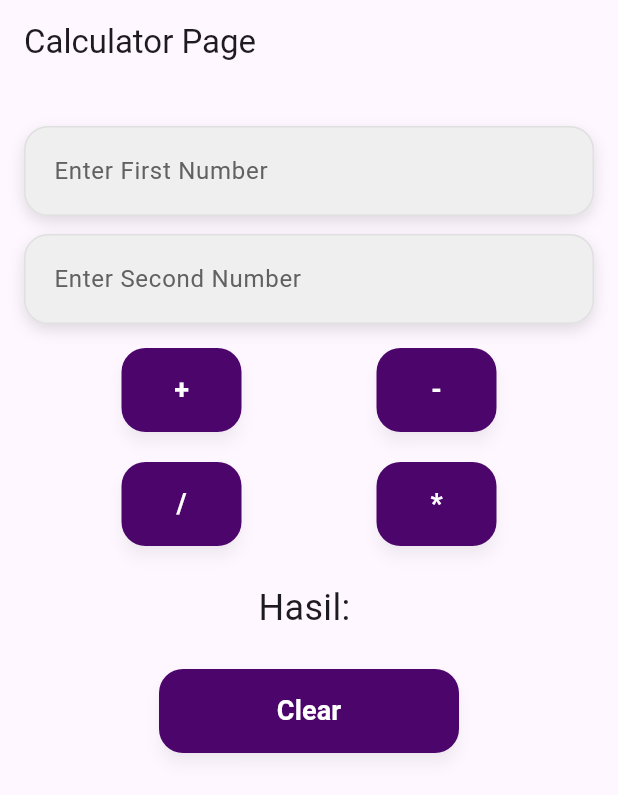
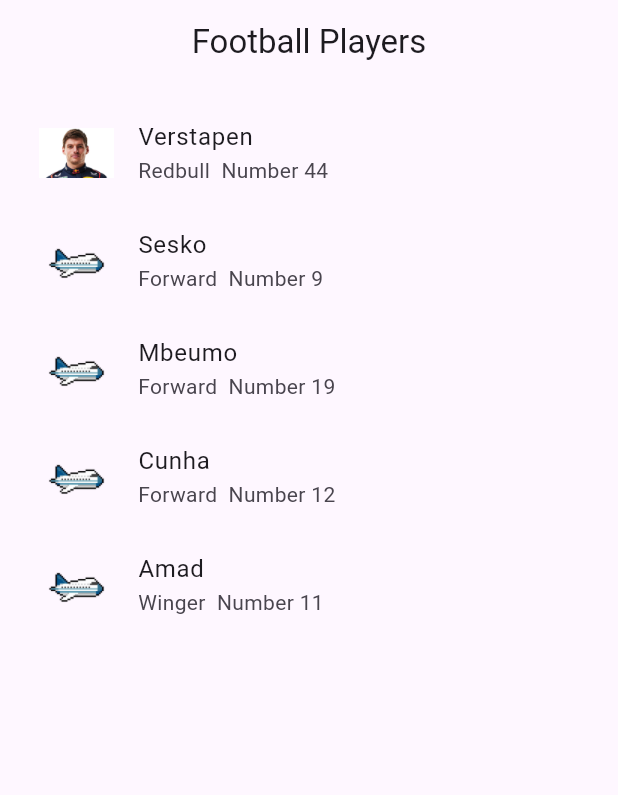
Before and after one commit to robotganteng09/ulangan_pak_aji, a Flutter app: the screen it shows after launch, on a phone screen of 412 x 824 dp. Shown: the top 795 px of the screen. Run offline on Flutter 3.47's test engine with Material 3 defaults, Android fonts, the phone set to English and light mode, and no system bars; our stand-ins replace get.

Commit message:
Descriptive commit message

```diff
--- /dev/null
+++ b/latihan1/lib/controllers/football_player_controller.dart
@@ -0,0 +1,49 @@
+import 'package:get/get.dart';
+import 'package:latihan1/widgets/arrayobj.dart';
+
+class FootballPlayerController extends GetxController {
+  var players = <Player>[
+    Player(
+      name: "Verstapen",
+      position: "Redbull",
+      number: 44,
+      imageAsset: "assets/images/verstapen.jpg",
+    ),
+    Player(
+      name: "Sesko",
+      position: "Forward",
+      number: 9,
+      imageAsset: "assets/images/plane.png",
+    ),
+    Player(
+      name: "Mbeumo",
+      position: "Forward",
+      number: 19,
+      imageAsset: "assets/images/plane.png",
+    ),
+    Player(
+      name: "Cunha",
+      position: "Forward",
+      number: 12,
+      imageAsset: "assets/images/plane.png",
+    ),
+    Player(
+      name: "Amad",
+      position: "Winger",
+      number: 11,
+      imageAsset: "assets/images/plane.png",
+    ),
+  ].obs;
+
+  void updatePlayer(
+    int index,
+    String newName,
+    String newPosition,
+    int newNumber,
+  ) {
+    players[index].name = newName;
+    players[index].position = newPosition;
+    players[index].number = newNumber;
+    players.refresh();
+  }
+}
--- /dev/null
+++ b/latihan1/lib/controllers/player_edit_controller.dart
@@ -0,0 +1,27 @@
+import 'package:get/get.dart';
+import 'package:latihan1/controllers/football_player_controller.dart';
+import 'package:latihan1/widgets/arrayobj.dart';
+
+class EditPlayerController extends GetxController {
+  final int index;
+  final FootballPlayerController footballPlayerController = Get.find();
+
+  late String name;
+  late String position;
+  late int number;
+
+  EditPlayerController(this.index);
+
+  @override
+  void onInit() {
+    super.onInit();
+    Player player = footballPlayerController.players[index];
+    name = player.name;
+    position = player.position;
+    number = player.number;
+  }
+
+  void saveChanges() {
+    footballPlayerController.updatePlayer(index, name, position, number);
+  }
+}
--- a/latihan1/lib/main.dart
+++ b/latihan1/lib/main.dart
@@ -1,6 +1,9 @@
 import 'package:flutter/material.dart';
+import 'package:get/get_navigation/get_navigation.dart';
 import 'package:latihan1/pages/calculator_Page.dart';
 import 'package:latihan1/pages/login_page.dart';
+import 'package:latihan1/routes/pages.dart';
+import 'package:latihan1/routes/routes.dart';
 
 void main() {
   runApp(const MyApp());
@@ -11,12 +14,13 @@ class MyApp extends StatelessWidget {
 
   @override
   Widget build(BuildContext context) {
-    return MaterialApp(
+    return GetMaterialApp(
       title: '11PPLG2',
       theme: ThemeData(
         colorScheme: ColorScheme.fromSeed(seedColor: Colors.deepPurple),
       ),
-      home: CalculatorPage(),
+      initialRoute: AppRoutes.FootballPage,
+      getPages: AppPages.pages,
     );
   }
 }
--- a/latihan1/lib/pages/calculator_Page.dart
+++ b/latihan1/lib/pages/calculator_Page.dart
@@ -1,7 +1,8 @@
 import 'package:flutter/material.dart';
 import 'package:get/get.dart';
 import 'package:latihan1/controllers/calculator_controller.dart';
-import 'package:latihan1/widgetcomponents.dart';
+import 'package:latihan1/routes/routes.dart';
+import 'package:latihan1/widgets/widgetcomponents.dart';
 
 class CalculatorPage extends StatelessWidget {
   CalculatorPage({super.key});
@@ -93,9 +94,11 @@ class CalculatorPage extends StatelessWidget {
               child: SizedBox(
                 width: 200,
                 child: CustomButton(
-                  text: "Clear",
+                  text: "football",
                   margin: 0,
-                  onPressed: calculatorController.clear,
+                  onPressed: () {
+                    Get.toNamed(AppRoutes.FootballPage);
+                  },
                 ),
               ),
             ),
--- /dev/null
+++ b/latihan1/lib/pages/football_Player.dart
@@ -0,0 +1,40 @@
+import 'package:flutter/material.dart';
+import 'package:get/get.dart';
+import 'package:latihan1/controllers/football_player_controller.dart';
+import 'package:latihan1/routes/routes.dart';
+
+class FootballPlayer extends StatelessWidget {
+  FootballPlayer({super.key});
+
+  final FootballPlayerController footballPlayerController = Get.put(
+    FootballPlayerController(),
+  );
+
+  @override
+  Widget build(BuildContext context) {
+    return Scaffold(
+      appBar: AppBar(title: const Text("Football Players"), centerTitle: true),
+      body: Container(
+        margin: const EdgeInsets.all(10),
+        child: Obx(
+          () => ListView.builder(
+            itemCount: footballPlayerController.players.length,
+            itemBuilder: (context, index) {
+              final player = footballPlayerController.players[index];
+              return ListTile(
+                leading: Image.asset(player.imageAsset, width: 50, height: 50),
+                title: Text(player.name),
+                subtitle: Text(
+                  player.position + "  Number " + player.number.toString(),
+                ),
+                onTap: () {
+                  Get.toNamed(AppRoutes.footballeditor, arguments: index);
+                },
+              );
+            },
+          ),
+        ),
+      ),
+    );
+  }
+}
--- a/latihan1/lib/pages/login_page.dart
+++ b/latihan1/lib/pages/login_page.dart
@@ -1,7 +1,7 @@
 import 'package:flutter/material.dart';
 import 'package:flutter/gestures.dart';
 import 'package:latihan1/register.dart';
-import 'package:latihan1/widgetcomponents.dart';
+import 'package:latihan1/widgets/widgetcomponents.dart';
 
 class LoginPage extends StatefulWidget {
   const LoginPage({super.key});
--- a/latihan1/lib/register.dart
+++ b/latihan1/lib/register.dart
@@ -1,5 +1,5 @@
 import 'package:flutter/material.dart';
-import 'package:latihan1/widgetcomponents.dart';
+import 'package:latihan1/widgets/widgetcomponents.dart';
 
 class RegisterPage extends StatefulWidget {
   const RegisterPage({super.key});
--- /dev/null
+++ b/latihan1/lib/routes/pages.dart
@@ -0,0 +1,13 @@
+import 'package:get/get.dart';
+import 'package:latihan1/pages/calculator_page.dart';
+import 'package:latihan1/pages/edit_football_player.dart';
+import 'package:latihan1/pages/football_player.dart';
+import 'package:latihan1/routes/routes.dart';
+
+class AppPages {
+  static final pages = [
+    GetPage(name: AppRoutes.CalculatorPage, page: () => CalculatorPage()),
+    GetPage(name: AppRoutes.FootballPage, page: () => FootballPlayer()),
+    GetPage(name: AppRoutes.footballeditor, page: () => EditPlayerPage()),
+  ];
+}
--- /dev/null
+++ b/latihan1/lib/routes/routes.dart
@@ -0,0 +1,5 @@
+class AppRoutes {
+  static const String CalculatorPage = "/calculatorPage";
+  static const String FootballPage = "/footbalPage";
+  static const String footballeditor = "/footbaleditor";
+}
--- /dev/null
+++ b/latihan1/lib/widgets/arrayobj.dart
@@ -0,0 +1,13 @@
+class Player {
+  String name;
+  String position;
+  int number;
+  String imageAsset;
+
+  Player({
+    required this.name,
+    required this.position,
+    required this.number,
+    required this.imageAsset,
+  });
+}
```
Also changed, not shown: latihan1/lib/pages/edit_football_player.dart (added, +60 -0 lines), latihan1/assets/images/verstapen.jpg (added), latihan1/lib/widgets/widgetcomponents.dart (renamed from latihan1/lib/widgetcomponents.dart).
